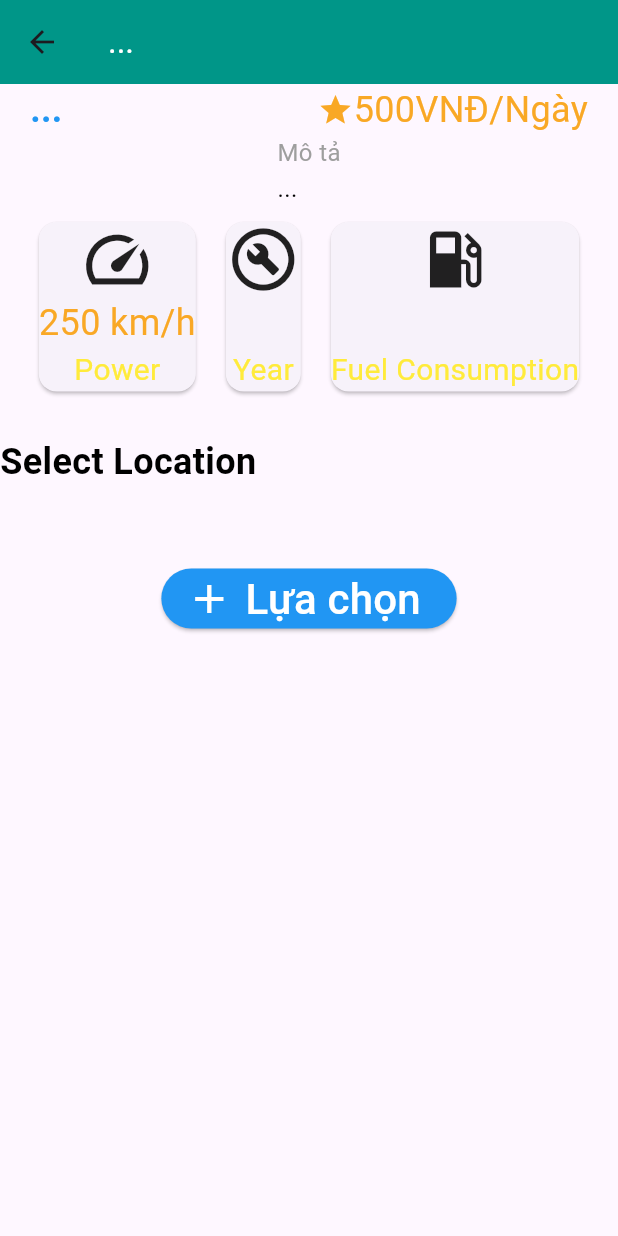
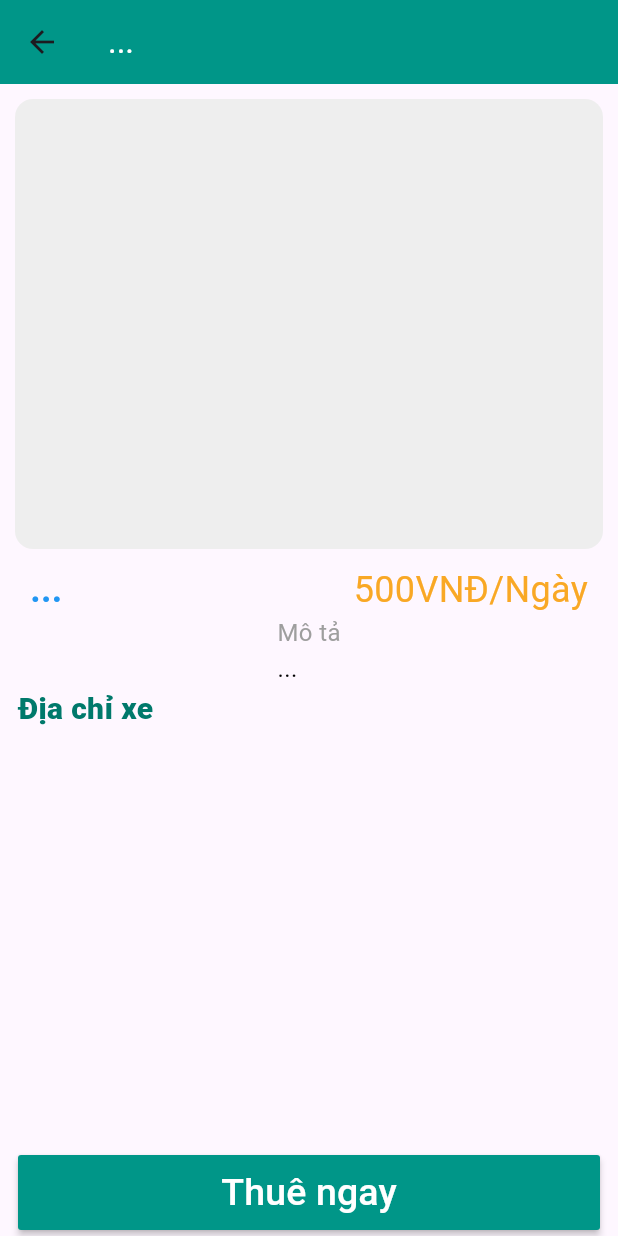
Before and after one commit to L0qin/fp_thuexe, a Flutter app: the DetailCar screen opened directly with empty values, on a phone screen of 412 x 824 dp. Run offline on Flutter 3.47's test engine with Material 3 defaults, Android fonts, the light colour scheme and no system bars; our stand-ins replace anim_search_bar, animate_do, carousel_slider, file_picker, responsive_builder, salomon_bottom_bar and 1 more; missing offline and left inert: dart:html; accounts and stored records are empty; network calls fail.

Commit message:
update detailCar.dart 1

```diff
--- a/lib/pages/detailCar.dart
+++ b/lib/pages/detailCar.dart
@@ -8,6 +8,7 @@ import 'package:responsive_builder/responsive_builder.dart';
 
 import '../models/Vehicle.dart';
 import '../services/VehicleService.dart';
+import 'confirm_page.dart';
 
 class DetailCar extends StatefulWidget {
   DetailCar(this.carId);
@@ -64,7 +65,8 @@ class _DetailCarState extends State<DetailCar> {
 
   Future<void> _getImageURLs() async {
     try {
-      List<String> imageURLs = await ImageService.getAllVehicleImageURLsById(carId);
+      List<String> imageURLs =
+          await ImageService.getAllVehicleImageURLsById(carId);
       setState(() {
         _imageURLs = imageURLs;
       });
@@ -83,29 +85,30 @@ class _DetailCarState extends State<DetailCar> {
           ),
           backgroundColor: Colors.teal,
         ),
-      body: ResponsiveBuilder(
-        builder: (context, sizingInformation) {
-          return SingleChildScrollView(
+        body: SingleChildScrollView(
           child: Column(
+            mainAxisAlignment: MainAxisAlignment.start,
             children: [
               _buildCarouselSlider(),
-                _buildTextWithIconRow(_vehicle != null ? _vehicle!.model : "...", _vehicle != null ? "${_vehicle!.rentalPrice}VNĐ/Ngày" : "500VNĐ/Ngày"),
-                _buildDescription(_vehicle != null ? _vehicle!.description : "..."),
-                _buildInfoCardsRow("","",1),
-                _buildLocationSelection(_vehicle != null ? _vehicle!.address : "Katowice Airport"),
+              _buildTextWithIconRow(
+                  _vehicle != null ? _vehicle!.carName : "...",
+                  _vehicle != null
+                      ? "${_vehicle!.rentalPrice}VNĐ/Ngày"
+                      : "500VNĐ/Ngày"),
+              _buildDescription(
+                  _vehicle != null ? _vehicle!.description : "..."),
+              _buildLocationSelection(
+                  _vehicle != null ? _vehicle!.address : "Katowice Airport"),
               _buildElevatedButton(),
             ],
           ),
-          );
-        },
-      ),
-    );
+        ));
   }
 
   Widget _buildCarouselSlider() {
     if (_imageURLs.isNotEmpty) {
       return Card(
-        margin: EdgeInsets.all(10),
+        margin: EdgeInsets.fromLTRB(0, 12, 0, 12),
         shape: RoundedRectangleBorder(
           borderRadius: BorderRadius.circular(12.0),
         ),
@@ -132,9 +135,11 @@ class _DetailCarState extends State<DetailCar> {
                       },
                     ),
                     items: _imageURLs.map((imageUrl) {
-                      return Image.network(
+                      return Expanded(
+                        child: Image.network(
                           imageUrl,
                           fit: BoxFit.cover,
+                        ),
                       );
                     }).toList(),
                   ),
@@ -168,12 +173,19 @@ class _DetailCarState extends State<DetailCar> {
         ),
       );
     } else {
-      return SizedBox
-          .shrink(); // Return an empty SizedBox if _imageURLs is empty
+      // Placeholder container to hold space when images are not loaded
+      return Container(
+        height: 300, // Set height of the placeholder container
+        margin: EdgeInsets.all(10),
+        decoration: BoxDecoration(
+          borderRadius: BorderRadius.circular(12.0),
+          color: Colors.grey[200], // Placeholder color
+        ),
+      );
     }
   }
 
-  Widget _buildTextWithIconRow(String text, String rating) {
+  Widget _buildTextWithIconRow(String title, String price) {
     return Padding(
       padding: EdgeInsets.symmetric(horizontal: 20),
       child: Row(
@@ -181,7 +193,7 @@ class _DetailCarState extends State<DetailCar> {
         crossAxisAlignment: CrossAxisAlignment.start,
         children: [
           Text(
-            text,
+            title,
             style: TextStyle(
               color: Colors.blue,
               fontSize: 24,
@@ -191,13 +203,8 @@ class _DetailCarState extends State<DetailCar> {
           Spacer(),
           Row(
             children: [
-              Icon(
-                Icons.star,
-                color: Colors.yellow[800],
-                size: 24,
-              ),
               Text(
-                rating,
+                price,
                 style: TextStyle(
                   color: Colors.yellow[800],
                   fontSize: 24,
@@ -211,9 +218,7 @@ class _DetailCarState extends State<DetailCar> {
   }
 
   Widget _buildDescription(String description) {
-    return Padding(
-      padding: EdgeInsets.symmetric(horizontal: 20),
-      child: Column(
+    return Column(
       crossAxisAlignment: CrossAxisAlignment.start,
       children: [
         Text(
@@ -233,95 +238,50 @@ class _DetailCarState extends State<DetailCar> {
         ),
         SizedBox(height: 1),
       ],
-      ),
     );
   }
 
-  Widget _buildInfoCardsRow(String model, String rentalPrice, int seating) {
-    return Row(
-      mainAxisAlignment: MainAxisAlignment.center,
-      children: [
-        _buildInfoCard(Icons.speed_sharp, "250 km/h", "Power"),
-        _buildInfoCard(Icons.build_circle_outlined, model, "Year"),
-        _buildInfoCard(
-            Icons.local_gas_station, rentalPrice, "Fuel Consumption"),
-      ],
-    );
-  }
 
-  Widget _buildInfoCard(IconData icon, String value, String label) {
-    return Card(
-      margin: EdgeInsets.all(10),
-      shape: RoundedRectangleBorder(
-        borderRadius: BorderRadius.circular(12.0),
-      ),
+  Widget _buildLocationSelection(String address) {
+    return Container(
+      height: 300,
+      width: double.infinity,
+      margin: EdgeInsets.only(left: 12),
       child: Column(
-        children: [
-          Icon(
-            icon,
-            size: 50,
-          ),
+        crossAxisAlignment: CrossAxisAlignment.start,
+        children: <Widget>[
           Text(
-            value,
+            "Địa chỉ xe",
             style: TextStyle(
-              color: Colors.yellow[800],
-              fontSize: 24,
+              color: Colors.teal[700],
+              fontSize: 20,
+              fontWeight: FontWeight.w900,
             ),
           ),
-          Text(
-            label,
-            style: TextStyle(
-              color: Colors.yellow,
-              fontSize: 20,
-            ),
-          ),
-        ],
-      ),
-    );
-  }
-
-  Widget _buildLocationSelection(String address) {
-    return Padding(
-      padding: EdgeInsets.symmetric(vertical: 20),
-      child: Column(
-        mainAxisAlignment: MainAxisAlignment.start,
-        crossAxisAlignment: CrossAxisAlignment.start,
-        children: [
-          Text(
-            "Select Location",
-            style: TextStyle(
-              fontSize: 24,
-              color: Colors.black,
-              fontWeight: FontWeight.bold,
-            ),
-          ),
-          SizedBox(height: 10),
-          // Thêm khoảng cách giữa tiêu đề và phần chọn vị trí
-          Center(
-            child: Container(
-                // Widget giả lập
-                ),
-          ),
+          Container(
+            height: 100,
+          )
         ],
       ),
     );
   }
 
   Widget _buildElevatedButton() {
-    return Padding(
-      padding: EdgeInsets.all(20),
-      child: ElevatedButton.icon(
-        icon: Icon(Icons.add, size: 32, color: Colors.white),
-        label: Text(
-          'Lựa chọn',
-          style: TextStyle(fontSize: 28, color: Colors.white),
-        ),
+    return Container(
+      margin: EdgeInsets.all(12),
+      child: MaterialButton(
         onPressed: () {
-          // Thực hiện hành động khi nút được nhấn
+          Navigator.push(
+            context,
+            MaterialPageRoute(builder: (context) => ConfirmPage(_vehicle!)),
+          );
         },
-        style: ElevatedButton.styleFrom(
-          backgroundColor: Colors.blue,
-          // Các thuộc tính khác như padding, shape, textStyle, ...
+        height: 50,
+        minWidth: double.infinity,
+        color: Colors.teal,
+        child: const Text(
+          "Thuê ngay",
+          style: TextStyle(color: Colors.white, fontSize: 25),
         ),
       ),
     );
--- a/lib/pages/search_page.dart
+++ b/lib/pages/search_page.dart
@@ -37,7 +37,7 @@ class _SearchPageState extends State<SearchPage> {
           return Column(
             children: [
               _searchBar(),
-              _cardTimeWidget(sizingInformation),
+              // _cardTimeWidget(sizingInformation),
               _searchListWidget(),
             ],
           );
@@ -109,6 +109,7 @@ class _SearchPageState extends State<SearchPage> {
 
     );
   }
+
 
   Widget _cardTimeWidget(SizingInformation sizingInformation) {
     return Container(
--- a/lib/services/ImageService.dart
+++ b/lib/services/ImageService.dart
@@ -7,10 +7,9 @@ class ImageService {
   static const String baseUrl = ServiceConstants.baseUrl;
 
   static Future<String> getVehicleImageURLById(int id) async {
-    final token = await AuthService.getToken();
     final url = '$baseUrl/images/$id';
     final response = await http
-        .get(Uri.parse(url), headers: {'Authorization': token.toString()});
+        .get(Uri.parse(url), );
     if (response.statusCode == 200) {
       final imageName = json.decode(response.body)["hinh"];
       if (imageName.toString().isEmpty) {
@@ -24,9 +23,8 @@ class ImageService {
   }
 
   static Future<List<String>> getAllVehicleImageURLsById(int id) async {
-    final token = await AuthService.getToken();
     final url = '$baseUrl/images/allimage/$id';
-    final response = await http.get(Uri.parse(url), headers: {'Authorization': token.toString()});
+    final response = await http.get(Uri.parse(url), );
     if (response.statusCode == 200) {
       final List<dynamic> imagesData = json.decode(response.body);
       List<String> imageUrls = imagesData.map((imageData) {
--- a/lib/services/VehicleService.dart
+++ b/lib/services/VehicleService.dart
@@ -8,15 +8,11 @@ class VehicleService {
   static const String baseUrl = ServiceConstants.baseUrl;
 
   static Future<Vehicle?> getVehicleById(int vehicleId) async {
-    final token = await AuthService.getToken();
-    if (token == null) {
-      throw Exception('Token not found');
-    }
+
 
     final url = '$baseUrl/vehicles/$vehicleId';
     final response = await http.get(
       Uri.parse(url),
-      headers: {'Authorization': token},
     );
 
     if (response.statusCode == 200) {
@@ -41,15 +37,11 @@ class VehicleService {
 
   // Method to retrieve all vehicles
   static Future<List<Vehicle>> getAllVehicles() async {
-    final token = await AuthService.getToken();
-    if (token == null) {
-      throw Exception('Token not found');
-    }
+
 
     final url = '$baseUrl/vehicles';
     final response = await http.get(
       Uri.parse(url),
-      headers: {'Authorization': token},
     );
 
     if (response.statusCode == 200) {
@@ -76,18 +68,12 @@ class VehicleService {
 
   // Method to search vehicles based on a keyword
   static Future<List<Vehicle>> searchVehicles(String keyword) async {
-    final token = await AuthService.getToken();
-    if (token == null) {
 
-      throw Exception('Token not found');
-    }
 
     final url = '$baseUrl/vehicles/search/$keyword';
     final response = await http.get(
       Uri.parse(url),
-      headers: {'Authorization': token},
     );
-
     if (response.statusCode == 200) {
       final List<dynamic> jsonData = jsonDecode(response.body);
       return jsonData.map((vehicleJson) {
```
Also changed, not shown: lib/pages/confirm_page.dart (added, +54 -0 lines), lib/pages/search.dart (deleted, +0 -114 lines). Lines whose indentation alone changed are shown as unchanged.
